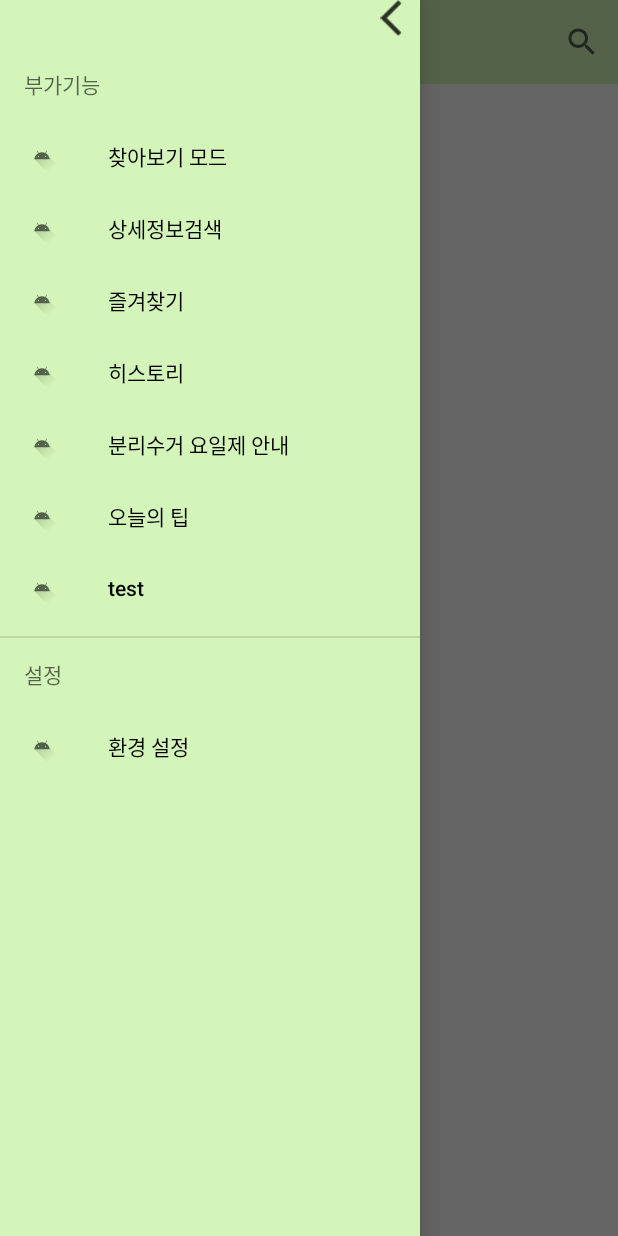
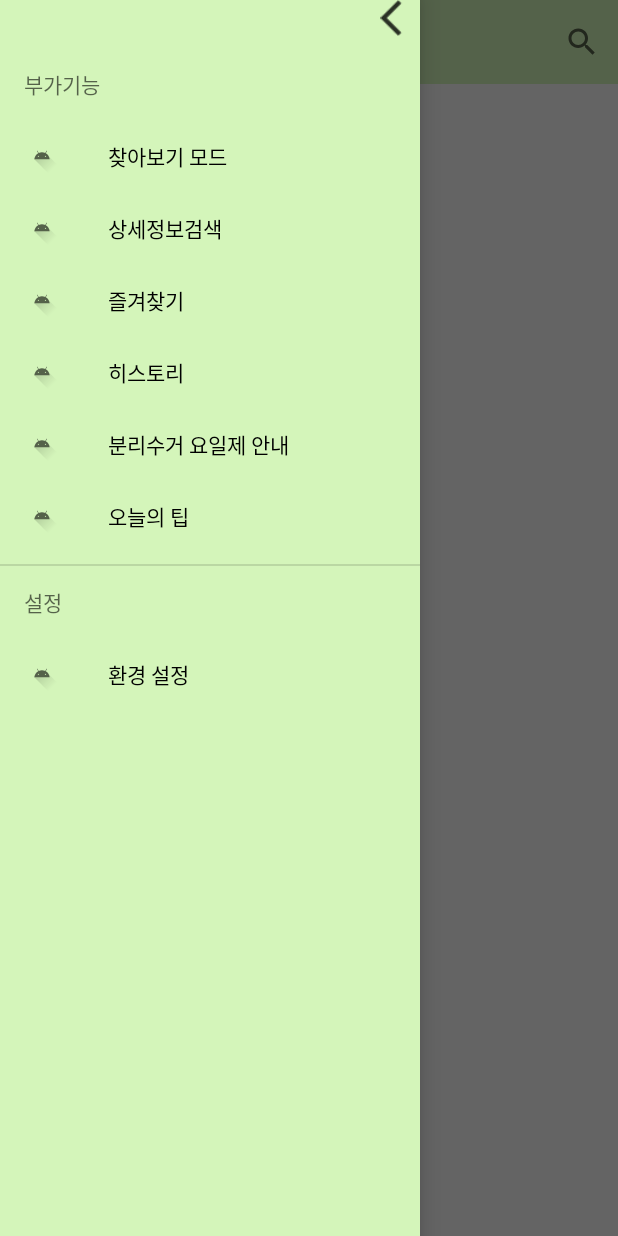
Before and after one commit to suteeee/RecycleApp, an Android app: the screen it shows after launch (MainActivity), with the side drawer open, on a phone screen of 412 x 824 dp. Run offline under Robolectric (Android 15) with nearby library versions, the phone set to English and light mode, and no system bars; our stand-ins replace Firebase (no records; nobody signed in at launch, a user with empty details on screens opened directly), Room's generated code, data binding; libraries missing offline, so code that uses them is left out: androidx.camera.core, androidx.camera.lifecycle; 16 statements that could not run were skipped.

```diff
--- a/app/src/main/res/menu/navi_menu.xml
+++ b/app/src/main/res/menu/navi_menu.xml
@@ -35,11 +35,6 @@
                     android:icon="@drawable/ic_launcher_foreground"
                     android:title="@string/dailyTipTitle"
                     />
-                <item
-                    android:id="@+id/test"
-                    android:icon="@drawable/ic_launcher_foreground"
-                    android:title="test"
-                    />
             </menu>
         </item>
     </group>
```
